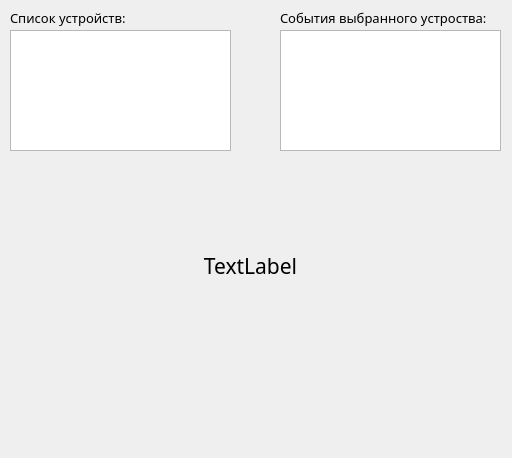
Before: the Qt Designer form ReaderListlVisualSDK/ReaderListlVisualSDK.ui in Bittuw/ReadersList, drawn with Qt 5.
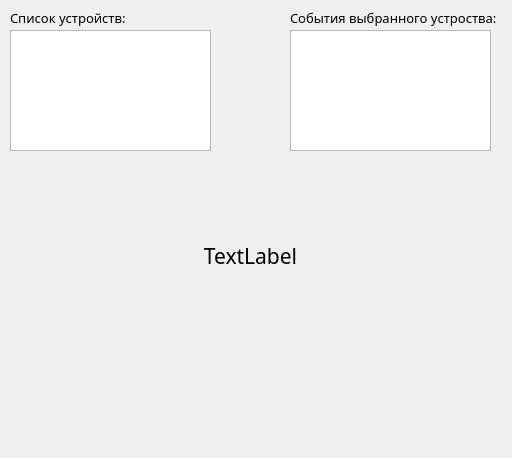
After: the same form once the commit is applied. Custom widgets are drawn as their Qt base class.

Commit message: Clickable QLabel

Patch:
```diff
--- a/ReaderListlVisualSDK/ReaderListlVisualSDK.ui
+++ b/ReaderListlVisualSDK/ReaderListlVisualSDK.ui
@@ -57,7 +57,7 @@
      <rect>
       <x>10</x>
       <y>30</y>
-      <width>221</width>
+      <width>201</width>
       <height>121</height>
      </rect>
     </property>
@@ -92,26 +92,10 @@
      <set>Qt::NoTextInteraction</set>
     </property>
    </widget>
-   <widget class="QListWidget" name="DeviceList_2">
-    <property name="geometry">
-     <rect>
-      <x>280</x>
-      <y>30</y>
-      <width>221</width>
-      <height>121</height>
-     </rect>
-    </property>
-    <property name="font">
-     <font>
-      <family>SansSerif</family>
-      <pointsize>10</pointsize>
-     </font>
-    </property>
-   </widget>
    <widget class="QLabel" name="label_2">
     <property name="geometry">
      <rect>
-      <x>280</x>
+      <x>290</x>
       <y>10</y>
       <width>211</width>
       <height>16</height>
@@ -132,11 +116,20 @@
      <set>Qt::NoTextInteraction</set>
     </property>
    </widget>
-   <widget class="QLabel" name="InputText">
+   <widget class="QWidget" name="widget" native="true">
     <property name="geometry">
      <rect>
       <x>170</x>
-      <y>240</y>
+      <y>230</y>
+      <width>161</width>
+      <height>51</height>
+     </rect>
+    </property>
+    <widget class="CustomLabel" name="InputText">
+     <property name="geometry">
+      <rect>
+       <x>0</x>
+       <y>0</y>
       <width>161</width>
       <height>51</height>
      </rect>
@@ -157,12 +150,33 @@
      <set>Qt::AlignCenter</set>
     </property>
     <property name="textInteractionFlags">
-     <set>Qt::LinksAccessibleByMouse</set>
+      <set>Qt::NoTextInteraction</set>
+     </property>
+    </widget>
+   </widget>
+   <widget class="QPlainTextEdit" name="plainTextEdit">
+    <property name="geometry">
+     <rect>
+      <x>290</x>
+      <y>30</y>
+      <width>201</width>
+      <height>121</height>
+     </rect>
+    </property>
+    <property name="textInteractionFlags">
+     <set>Qt::TextSelectableByMouse</set>
     </property>
    </widget>
   </widget>
  </widget>
  <layoutdefault spacing="6" margin="11"/>
+ <customwidgets>
+  <customwidget>
+   <class>CustomLabel</class>
+   <extends>QLabel</extends>
+   <header location="global">customlabel.h</header>
+  </customwidget>
+ </customwidgets>
  <resources>
   <include location="ReaderListlVisualSDK.qrc"/>
  </resources>
```
Left out of the diff: 3 changed lines with no effect on the pictures. Lines whose indentation alone changed are shown as unchanged. The commit also changes 14 other files.
